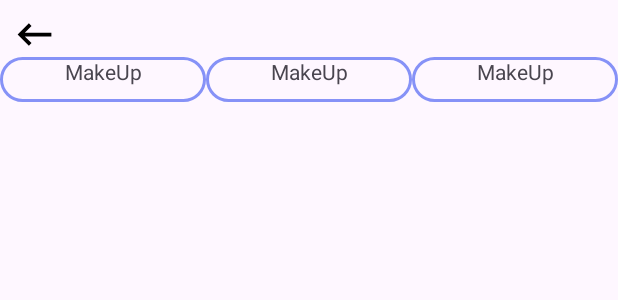
After one commit to Ahmed-M-SH/Fashion-V2, an Android app: the layout fragment_categorie.xml on its own in the app's theme, with its tools: preview values and no code run, on a phone screen of 412 x 824 dp. The commit adds this screen. Shown: the top 300 px of the screen. Run offline under Robolectric (Android 15) with nearby library versions, the phone set to English and light mode, and no system bars.

Commit message:
اضافة بع

```diff
--- /dev/null
+++ b/app/src/main/res/layout/fragment_categorie.xml
@@ -0,0 +1,74 @@
+<?xml version="1.0" encoding="utf-8"?>
+<FrameLayout xmlns:android="http://schemas.android.com/apk/res/android"
+    xmlns:app="http://schemas.android.com/apk/res-auto"
+    xmlns:tools="http://schemas.android.com/tools"
+    android:layout_width="match_parent"
+    android:layout_height="match_parent"
+    tools:context=".Fragment.CategorieFragment">
+
+    <androidx.constraintlayout.widget.ConstraintLayout
+        android:layout_width="match_parent"
+        android:layout_height="match_parent">
+
+        <ImageView
+            android:id="@+id/backBtn"
+            android:layout_width="30dp"
+            android:layout_height="30dp"
+            android:layout_marginStart="8dp"
+            android:layout_marginTop="8dp"
+            android:src="@drawable/baseline_keyboard_backspace_24"
+            app:layout_constraintStart_toStartOf="parent"
+            app:layout_constraintTop_toTopOf="parent" />
+
+        <LinearLayout
+            android:id="@+id/linearLayoutIcon"
+            android:layout_width="match_parent"
+            android:layout_height="30dp"
+            android:orientation="horizontal"
+            app:layout_constraintEnd_toEndOf="parent"
+            app:layout_constraintStart_toStartOf="parent"
+            app:layout_constraintTop_toBottomOf="@+id/backBtn">
+
+            <TextView
+                android:id="@+id/textView6"
+                android:layout_width="wrap_content"
+                android:layout_height="match_parent"
+                android:layout_weight="1"
+                android:background="@drawable/lavender_border"
+                android:text="MakeUp"
+                android:textAlignment="center" />
+
+            <TextView
+                android:id="@+id/textView7"
+                android:layout_width="wrap_content"
+                android:layout_height="match_parent"
+                android:layout_weight="1"
+                android:background="@drawable/lavender_border"
+                android:text="MakeUp"
+                android:textAlignment="center" />
+
+            <TextView
+                android:id="@+id/textView14"
+                android:layout_width="wrap_content"
+                android:layout_height="match_parent"
+                android:layout_weight="1"
+                android:background="@drawable/lavender_border"
+                android:text="MakeUp"
+                android:textAlignment="center" />
+        </LinearLayout>
+
+        <LinearLayout
+            android:id="@+id/linearLayoutPopList"
+            android:layout_width="match_parent"
+            android:layout_height="wrap_content"
+            android:layout_marginTop="8dp"
+            android:orientation="vertical"
+            app:layout_constraintBottom_toBottomOf="parent"
+            app:layout_constraintEnd_toEndOf="parent"
+            app:layout_constraintStart_toStartOf="parent"
+            app:layout_constraintTop_toBottomOf="@+id/linearLayoutIcon"
+            app:layout_constraintVertical_bias="0.0"></LinearLayout>
+
+    </androidx.constraintlayout.widget.ConstraintLayout>
+
+</FrameLayout>
```
Also changed, not shown: app/src/main/java/com/example/fashion/Fragment/AboutFragment.java (+51 -6 lines), app/src/main/java/com/example/fashion/Fragment/CategorieFragment.java (added, +21 -0 lines), app/src/main/res/layout/fragment_about.xml (+47 -10 lines), app/src/main/res/layout/fragment_details.xml (+12 -0 lines), app/src/main/res/layout/viewholder_review.xml (+33 -11 lines), app/src/main/res/drawable/whatsapp.jpg (added).
